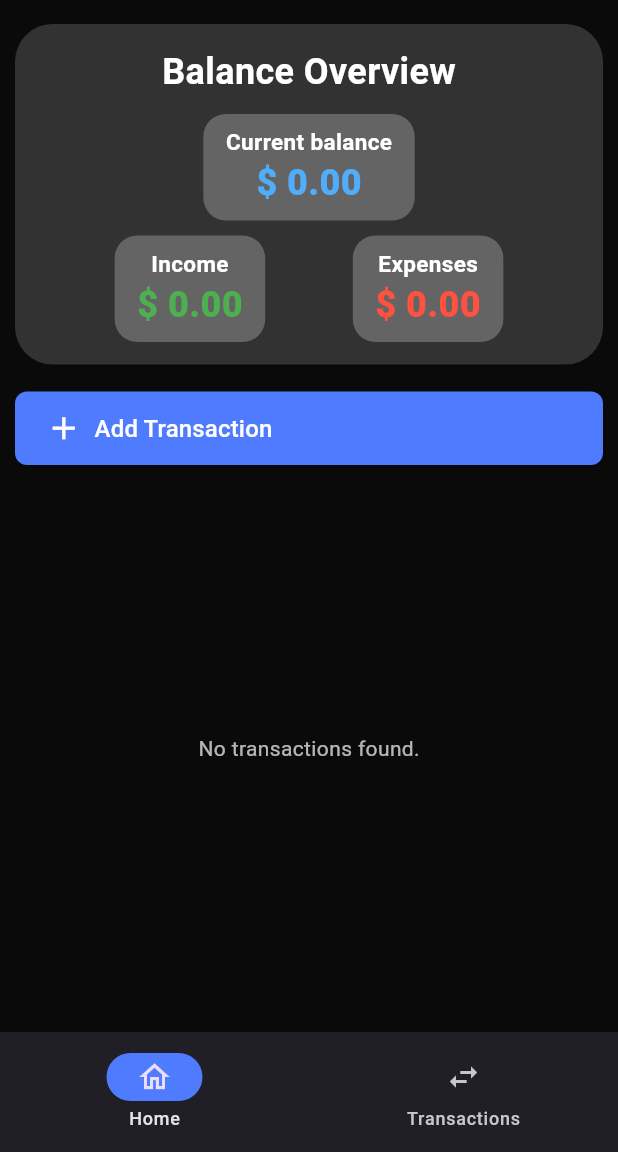
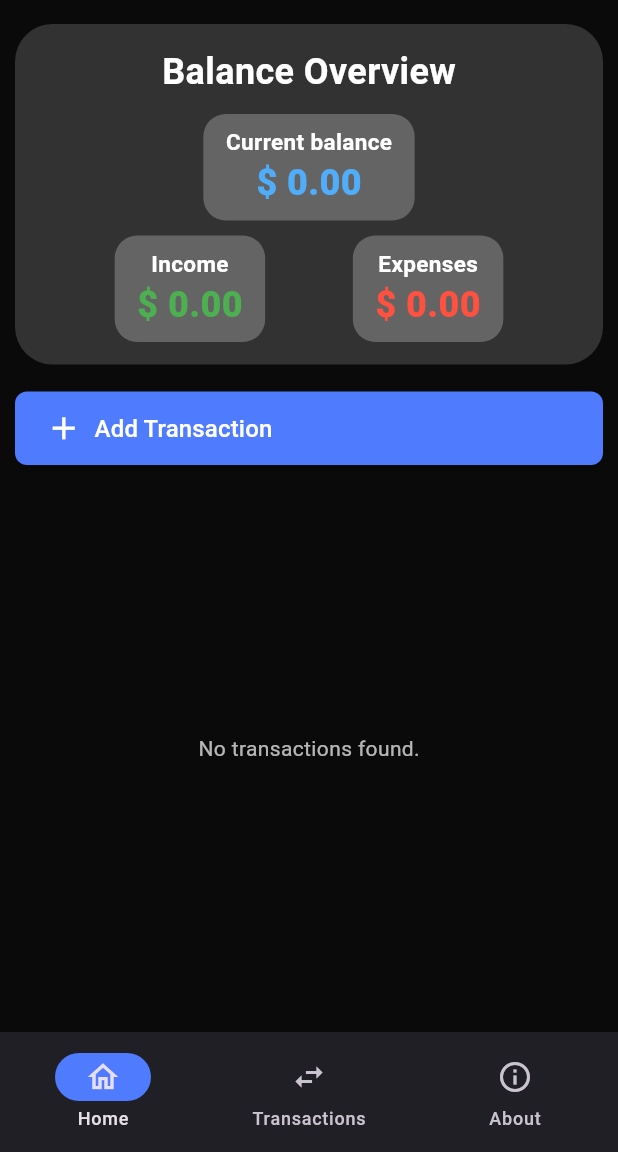
Before and after one commit to angelchavez19/dayang, a Flutter app: the AppLayout screen opened by its route, on a phone screen of 412 x 824 dp, the part 84-1236 px from its top. Run offline on Flutter 3.47's test engine with Material 3 defaults, Android fonts, the phone set to English and light mode, and no system bars; our stand-ins replace go_router, sqflite; accounts and stored records are empty.

Commit message:
feat(about): about view

```diff
--- a/lib/layouts/app.dart
+++ b/lib/layouts/app.dart
@@ -1,4 +1,5 @@
 import 'package:dayang/ui/colors.dart';
+import 'package:dayang/views/app/about/view.dart';
 import 'package:dayang/views/app/home/view.dart';
 import 'package:dayang/views/app/transactions/view.dart';
 import 'package:flutter/material.dart';
@@ -20,7 +21,12 @@ class _AppLayoutState extends State<AppLayout> {
         backgroundColor: colorPrimary,
         title: const Text('Dayang: Track your finance'),
       ),
-      body: [AppHomeView(), AppTransactionsView()][currentPageIndex],
+      body:
+          [
+            AppHomeView(),
+            AppTransactionsView(),
+            AppAboutView(),
+          ][currentPageIndex],
       bottomNavigationBar: NavigationBar(
         onDestinationSelected: (int index) {
           setState(() {
@@ -40,6 +46,11 @@ class _AppLayoutState extends State<AppLayout> {
             icon: Icon(Icons.swap_horiz_outlined),
             label: 'Transactions',
           ),
+          NavigationDestination(
+            selectedIcon: Icon(Icons.info),
+            icon: Icon(Icons.info_outline),
+            label: 'About',
+          ),
         ],
       ),
     );
```
Also changed, not shown: lib/views/app/about/view.dart (added, +38 -0 lines).
